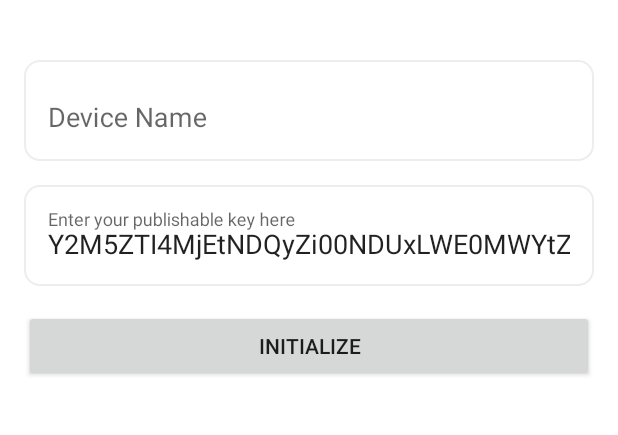
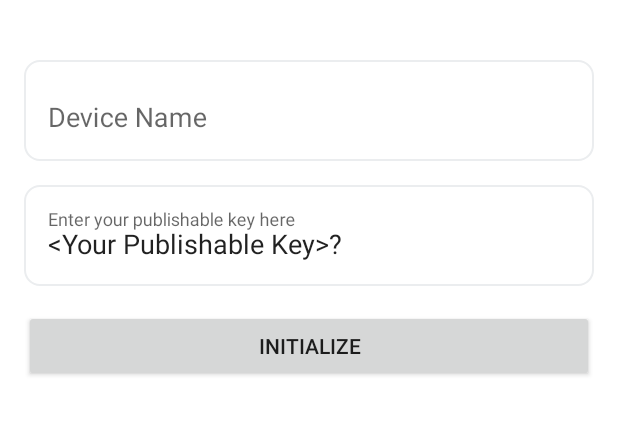
Before and after one commit to mappls-api/mapmyindia-intouch-android-sdk, an Android app: the screen it shows after launch (MainActivity), on a phone screen of 412 x 824 dp, the part 114-549 px from its top. Run offline under Robolectric (Android 15) with nearby library versions, the phone set to English and light mode, and no system bars; our stand-ins replace Timber, data binding; libraries missing offline, so code that uses them is left out: com.mapmyindia.sdk; 1 statement that could not run was skipped.

Commit message:
Update SetUpKeyFragment.java

```diff
--- a/app/src/main/java/com/mapmyindia/intouchsdkdemo/SetUpKeyFragment.java
+++ b/app/src/main/java/com/mapmyindia/intouchsdkdemo/SetUpKeyFragment.java
@@ -22,8 +22,8 @@ import java.util.Objects;
 
 public class SetUpKeyFragment extends Fragment {
 
-    //private final String PUBLISHABLE_KEY = "<Your Publishable Key>?";
-    private final String PUBLISHABLE_KEY = "Y2M5ZTI4MjEtNDQyZi00NDUxLWE0MWYtZDdhNDg2ZDE4ZDA3";
+    private final String PUBLISHABLE_KEY = "<Your Publishable Key>?";
+
 
     private FragmentKeyInitializationBinding mBinding;
 
```
